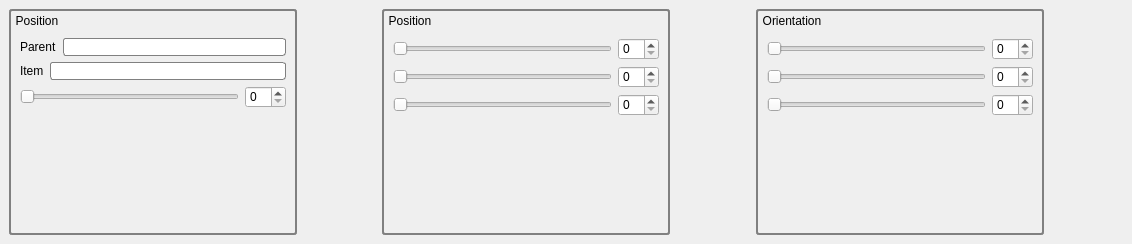
This is qtWidgets/ui/inspector.ui in golems/grip2 as Qt 5 draws it before an edit. The edited form follows.
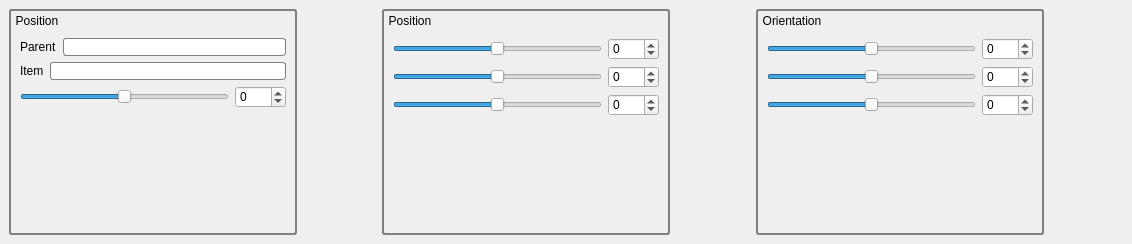
This is the edited form.

Commit message: Update inspector.ui to set ranges in designer

```diff
--- a/qtWidgets/ui/inspector.ui
+++ b/qtWidgets/ui/inspector.ui
@@ -103,13 +103,26 @@
             <string notr="true">border: 0px solid gray; 
      border-radius: 3px; </string>
            </property>
+           <property name="minimum">
+            <number>-180</number>
+           </property>
+           <property name="maximum">
+            <number>180</number>
+           </property>
            <property name="orientation">
             <enum>Qt::Horizontal</enum>
            </property>
           </widget>
          </item>
          <item>
-          <widget class="QSpinBox" name="positionSpinBox_0"/>
+          <widget class="QSpinBox" name="positionSpinBox_0">
+           <property name="minimum">
+            <number>-180</number>
+           </property>
+           <property name="maximum">
+            <number>180</number>
+           </property>
+          </widget>
          </item>
         </layout>
        </item>
@@ -178,13 +191,26 @@
             <string notr="true">border: 0px solid gray; 
      border-radius: 3px; </string>
            </property>
+           <property name="minimum">
+            <number>-180</number>
+           </property>
+           <property name="maximum">
+            <number>180</number>
+           </property>
            <property name="orientation">
             <enum>Qt::Horizontal</enum>
            </property>
           </widget>
          </item>
          <item>
-          <widget class="QSpinBox" name="positionSpinBox_1"/>
+          <widget class="QSpinBox" name="positionSpinBox_1">
+           <property name="minimum">
+            <number>-180</number>
+           </property>
+           <property name="maximum">
+            <number>180</number>
+           </property>
+          </widget>
          </item>
         </layout>
        </item>
@@ -196,13 +222,26 @@
             <string notr="true">border: 0px solid gray; 
      border-radius: 3px; </string>
            </property>
+           <property name="minimum">
+            <number>-180</number>
+           </property>
+           <property name="maximum">
+            <number>180</number>
+           </property>
            <property name="orientation">
             <enum>Qt::Horizontal</enum>
            </property>
           </widget>
          </item>
          <item>
-          <widget class="QSpinBox" name="positionSpinBox_2"/>
+          <widget class="QSpinBox" name="positionSpinBox_2">
+           <property name="minimum">
+            <number>-180</number>
+           </property>
+           <property name="maximum">
+            <number>180</number>
+           </property>
+          </widget>
          </item>
         </layout>
        </item>
@@ -214,13 +253,26 @@
             <string notr="true">border: 0px solid gray; 
      border-radius: 3px; </string>
            </property>
+           <property name="minimum">
+            <number>-180</number>
+           </property>
+           <property name="maximum">
+            <number>180</number>
+           </property>
            <property name="orientation">
             <enum>Qt::Horizontal</enum>
            </property>
           </widget>
          </item>
          <item>
-          <widget class="QSpinBox" name="positionSpinBox_3"/>
+          <widget class="QSpinBox" name="positionSpinBox_3">
+           <property name="minimum">
+            <number>-180</number>
+           </property>
+           <property name="maximum">
+            <number>180</number>
+           </property>
+          </widget>
          </item>
         </layout>
        </item>
@@ -289,13 +341,26 @@
             <string notr="true">border: 0px solid gray; 
      border-radius: 3px; </string>
            </property>
+           <property name="minimum">
+            <number>-180</number>
+           </property>
+           <property name="maximum">
+            <number>180</number>
+           </property>
            <property name="orientation">
             <enum>Qt::Horizontal</enum>
            </property>
           </widget>
          </item>
          <item>
-          <widget class="QSpinBox" name="orientationSpinBox_1"/>
+          <widget class="QSpinBox" name="orientationSpinBox_1">
+           <property name="minimum">
+            <number>-180</number>
+           </property>
+           <property name="maximum">
+            <number>180</number>
+           </property>
+          </widget>
          </item>
         </layout>
        </item>
@@ -307,13 +372,26 @@
             <string notr="true">border: 0px solid gray; 
      border-radius: 3px; </string>
            </property>
+           <property name="minimum">
+            <number>-180</number>
+           </property>
+           <property name="maximum">
+            <number>180</number>
+           </property>
            <property name="orientation">
             <enum>Qt::Horizontal</enum>
            </property>
           </widget>
          </item>
          <item>
-          <widget class="QSpinBox" name="orientationSpinBox_2"/>
+          <widget class="QSpinBox" name="orientationSpinBox_2">
+           <property name="minimum">
+            <number>-180</number>
+           </property>
+           <property name="maximum">
+            <number>180</number>
+           </property>
+          </widget>
          </item>
         </layout>
        </item>
@@ -325,13 +403,26 @@
             <string notr="true">border: 0px solid gray; 
      border-radius: 3px; </string>
            </property>
+           <property name="minimum">
+            <number>-180</number>
+           </property>
+           <property name="maximum">
+            <number>180</number>
+           </property>
            <property name="orientation">
             <enum>Qt::Horizontal</enum>
            </property>
           </widget>
          </item>
          <item>
-          <widget class="QSpinBox" name="orientationSpinBox_3"/>
+          <widget class="QSpinBox" name="orientationSpinBox_3">
+           <property name="minimum">
+            <number>-180</number>
+           </property>
+           <property name="maximum">
+            <number>180</number>
+           </property>
+          </widget>
          </item>
         </layout>
        </item>
```
The commit also changes 1 other file.
